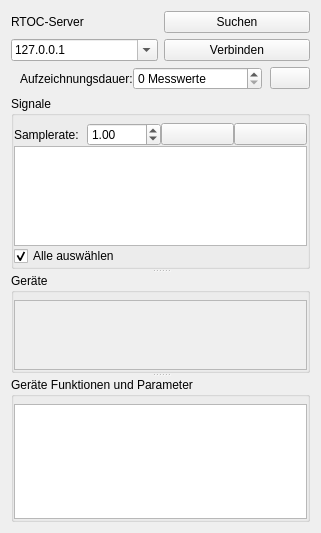
First picture: the form in RTOC/plugins/netWoRTOC/networtoc.ui, repository Haschtl/RealTimeOpenControl, before the edit.
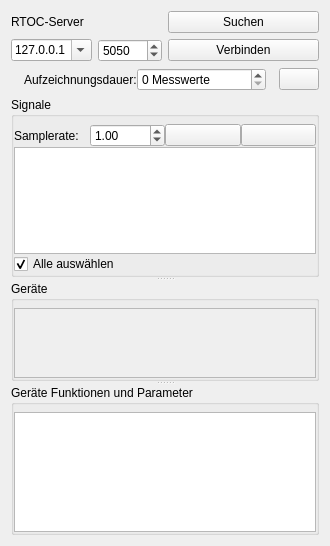
Second picture: the form after the edit. Icons and pictures are not drawn.

The edit to the form file:
```diff
--- a/RTOC/plugins/netWoRTOC/networtoc.ui
+++ b/RTOC/plugins/netWoRTOC/networtoc.ui
@@ -6,8 +6,8 @@
    <rect>
     <x>0</x>
     <y>0</y>
-    <width>321</width>
-    <height>533</height>
+    <width>330</width>
+    <height>546</height>
    </rect>
   </property>
   <property name="windowTitle">
@@ -19,14 +19,7 @@
      <property name="topMargin">
       <number>0</number>
      </property>
-     <item row="2" column="1">
-      <widget class="QPushButton" name="connectButton">
-       <property name="text">
-        <string>Verbinden</string>
-       </property>
-      </widget>
-     </item>
-     <item row="0" column="1">
+     <item row="0" column="2">
       <widget class="QPushButton" name="searchButton">
        <property name="text">
         <string>Suchen</string>
@@ -37,6 +30,13 @@
        </property>
       </widget>
      </item>
+     <item row="2" column="2">
+      <widget class="QPushButton" name="connectButton">
+       <property name="text">
+        <string>Verbinden</string>
+       </property>
+      </widget>
+     </item>
      <item row="0" column="0">
       <widget class="QLabel" name="label">
        <property name="text">
@@ -45,6 +45,8 @@
       </widget>
      </item>
      <item row="2" column="0">
+      <layout class="QHBoxLayout" name="horizontalLayout_2">
+       <item>
       <widget class="QComboBox" name="comboBox">
        <property name="editable">
         <bool>true</bool>
@@ -56,6 +58,18 @@
        </item>
       </widget>
      </item>
+       <item>
+        <widget class="QSpinBox" name="portBox">
+         <property name="maximum">
+          <number>65535</number>
+         </property>
+         <property name="value">
+          <number>5050</number>
+         </property>
+        </widget>
+       </item>
+      </layout>
+     </item>
     </layout>
    </item>
    <item>
@@ -281,7 +295,7 @@
            <rect>
             <x>0</x>
             <y>0</y>
-            <width>295</width>
+            <width>304</width>
             <height>85</height>
            </rect>
           </property>
```
Lines whose indentation alone changed are shown as unchanged.
